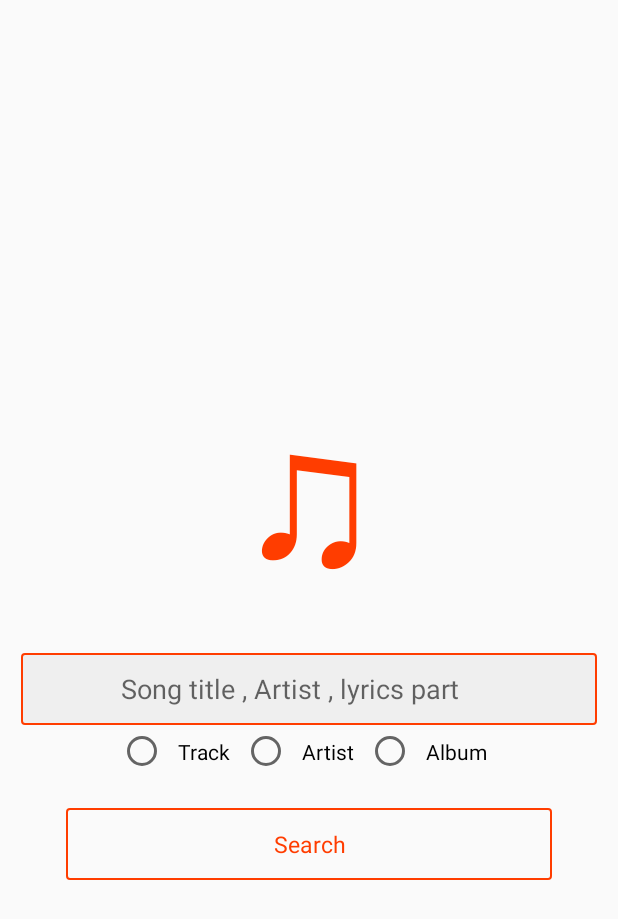
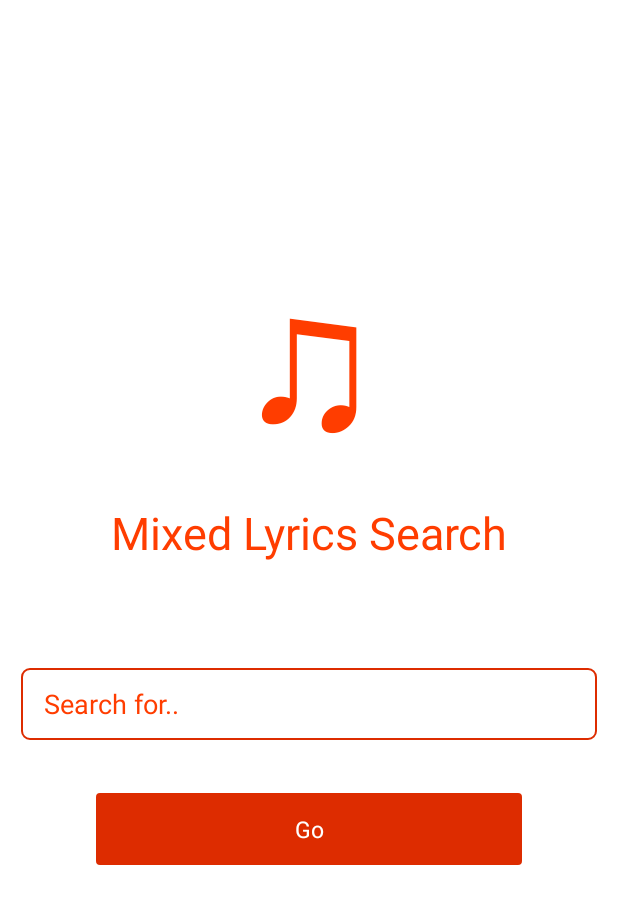
Before and after one commit to bxute/MLS, an Android app: the screen it shows after launch (Home), on a phone screen of 412 x 824 dp. Shown: the top 919 px of the screen. Run offline under Robolectric (Android 15) with nearby library versions, the light colour scheme and no system bars.

Commit message:
final touch

```diff
--- a/app/src/main/AndroidManifest.xml
+++ b/app/src/main/AndroidManifest.xml
@@ -5,7 +5,7 @@
     <uses-permission android:name="android.permission.INTERNET"/>
     <application
         android:allowBackup="true"
-        android:icon="@mipmap/ic_launcher"
+        android:icon="@mipmap/icon"
         android:label="@string/app_name"
         android:theme="@style/AppTheme" >
         <activity
@@ -14,10 +14,9 @@
         </activity>
         <activity
             android:name=".Home"
-            android:label="@string/title_activity_home" >
+            android:label="MLS" >
             <intent-filter>
                 <action android:name="android.intent.action.MAIN" />
-
                 <category android:name="android.intent.category.LAUNCHER" />
             </intent-filter>
         </activity>
--- a/app/src/main/java/com/example/ankit/mixlyrics/Config.java
+++ b/app/src/main/java/com/example/ankit/mixlyrics/Config.java
@@ -4,5 +4,5 @@ package com.example.ankit.mixlyrics;
  * Created by Ankit on 7/28/2016.
  */
 public class Config {
-public static String URl = "http://192.168.43.137:5000/";
+    public static String URl = "http://10.100.95.31:5000/";
 }
--- a/app/src/main/res/drawable/button.xml
+++ b/app/src/main/res/drawable/button.xml
@@ -5,6 +5,7 @@
     >
     <size android:width="100dp" android:height="20dp"></size>
     <corners android:radius="4dp"></corners>
-    <stroke android:color="@color/ButtonBorder" android:width="1dp"></stroke>
-    <solid android:color="@color/ButtonColor"></solid>
+    <stroke android:color="@color/PrimaryColorDark"
+        android:width="1dp"></stroke>
+    <solid android:color="@color/White"></solid>
     </shape>
--- a/app/src/main/res/drawable/home_search_input.xml
+++ b/app/src/main/res/drawable/home_search_input.xml
@@ -3,7 +3,8 @@
     android:shape="rectangle"
     xmlns:android="http://schemas.android.com/apk/res/android" >
     <size android:width="200dp" android:height="48dp"/>
-    <corners android:radius="2dp"/>
-    <solid android:color="#efefef"/>
-    <stroke android:color="@color/PrimaryColor" android:width="1dp"/>
+    <corners android:radius="5dp"/>
+    <solid android:color="@color/White"/>
+    <stroke android:color="@color/PrimaryColorDark"
+        android:width="1dp"/>
 </shape>
--- a/app/src/main/res/layout/activity_home.xml
+++ b/app/src/main/res/layout/activity_home.xml
@@ -1,76 +1,72 @@
 <RelativeLayout xmlns:android="http://schemas.android.com/apk/res/android"
-    xmlns:tools="http://schemas.android.com/tools" android:layout_width="match_parent"
+    xmlns:tools="http://schemas.android.com/tools"
+    android:layout_width="match_parent"
     android:layout_height="match_parent"
     tools:context="com.example.ankit.mixlyrics.Home">
 
     <LinearLayout
-        android:padding="4dp"
-        android:orientation="vertical"
         android:layout_width="match_parent"
         android:layout_height="match_parent"
-        android:gravity="center_vertical">
+        android:background="@color/White"
+        android:gravity="center_vertical"
+        android:orientation="vertical"
+        android:padding="4dp">
+
         <TextView
-            android:textSize="@dimen/mls_font_size_home"
-            android:layout_marginBottom="20dp"
+            android:layout_width="wrap_content"
+            android:layout_height="wrap_content"
+            android:layout_gravity="center_horizontal"
+            android:layout_marginBottom="10dp"
+            android:layout_marginTop="-100dp"
+            android:text="@string/logo_character"
             android:textColor="@color/PrimaryColor"
-            android:layout_gravity="center_horizontal"
-            android:text="@string/logo_character"
-            android:layout_width="wrap_content"
-            android:layout_height="wrap_content" />
+            android:textSize="@dimen/mls_font_size_home" />
+
+        <TextView
+            android:layout_width="match_parent"
+            android:layout_height="wrap_content"
+            android:layout_gravity="center"
+            android:layout_marginBottom="70dp"
+            android:gravity="center"
+            android:text="Mixed Lyrics Search"
+            android:textColor="@color/PrimaryColor"
+            android:textColorHighlight="@color/PrimaryColor"
+            android:textSize="30dp" />
 
         <EditText
             android:id="@+id/home_search_input"
-            android:hint="\t\t\t\t\tSong title , Artist , lyrics part"
+            android:layout_width="match_parent"
+            android:layout_height="wrap_content"
             android:layout_marginLeft="10dp"
             android:layout_marginRight="10dp"
             android:background="@drawable/home_search_input"
-            android:layout_width="match_parent"
-            android:layout_height="wrap_content"
-            android:gravity="center_vertical" />
-        <LinearLayout
-            android:layout_gravity="center_horizontal"
-            android:layout_width="wrap_content"
-            android:layout_height="wrap_content">
-            <RadioGroup
-                android:id="@+id/search_method_radio"
-                android:orientation="horizontal"
-                android:layout_width="match_parent"
-                android:layout_height="wrap_content">
-                <RadioButton
-                    android:padding="8dp"
-                    android:text="Track"
-                    android:layout_width="wrap_content"
-                    android:layout_height="wrap_content" />
-                <RadioButton
-                    android:padding="8dp"
-                    android:text="Artist"
-                    android:layout_width="wrap_content"
-                    android:layout_height="wrap_content" />
-                <RadioButton
-                    android:padding="8dp"
-                    android:text="Album"
-                    android:layout_width="wrap_content"
-                    android:layout_height="wrap_content" />
-            </RadioGroup>
-
-        </LinearLayout>
-
-        <Space
-            android:layout_width="match_parent"
-            android:layout_height="20dp" />
+            android:ems="10"
+            android:gravity="center_vertical"
+            android:hint="Search for.."
+            android:imeOptions="actionSearch"
+            android:paddingLeft="15dp"
+            android:paddingRight="15dp"
+            android:singleLine="true"
+            android:textColor="@color/PrimaryColorDark"
+            android:textColorHint="@color/PrimaryColor"
+            android:textCursorDrawable="@null" />
 
         <TextView
+            android:id="@+id/fire_search_home"
+            android:layout_width="match_parent"
+            android:layout_height="48dp"
+            android:layout_marginLeft="60dp"
+            android:layout_marginRight="60dp"
+            android:layout_marginTop="35dp"
+            android:background="@drawable/home_search_btn"
+            android:backgroundTint="@color/PrimaryColorDark"
             android:elevation="2dp"
-            android:id="@+id/fire_search_home"
-            android:textColor="@color/PrimaryColor"
-            android:textSize="15dp"
-            android:layout_marginLeft="40dp"
-            android:layout_marginRight="40dp"
             android:gravity="center"
-            android:background="@drawable/home_search_btn"
-            android:text="Search"
-            android:layout_width="match_parent"
-            android:layout_height="48dp" />
+            android:imeOptions="actionDone"
+            android:text="Go"
+            android:textColor="@color/White"
+            android:textCursorDrawable="@null"
+            android:textSize="15dp" />
     </LinearLayout>
 
 
--- a/app/src/main/res/values/color.xml
+++ b/app/src/main/res/values/color.xml
@@ -1,7 +1,7 @@
 <?xml version="1.0" encoding="utf-8"?>
 <resources>
     <color name="PrimaryColor">#FF3D00</color>
-    <color name="PrimaryColorDark">#ee2c00</color>
+    <color name="PrimaryColorDark">#DD2C00</color>
     <color name="White">#FFFFFF</color>
     <color name="TittleColor">#1a0dab</color>
     <color name="LinkColor">#006621</color>
--- a/app/src/main/res/values/strings.xml
+++ b/app/src/main/res/values/strings.xml
@@ -1,5 +1,5 @@
 <resources>
-    <string name="app_name">Mix Lyrics</string>
+    <string name="app_name">Mix Lyrics Search</string>
     <string name="action_settings">Settings</string>
     <string name="title_activity_home">Home</string>
     <string name="logo_character">Mixed Lyrics Search</string>
```
Also changed, not shown: app/src/main/java/com/example/ankit/mixlyrics/Home.java (+14 -16 lines), app/src/main/java/com/example/ankit/mixlyrics/SearchActivity.java (+19 -1 lines), app/src/main/res/layout/activity_search.xml (+59 -32 lines), app/src/main/res/mipmap-hdpi/icon.png (added), 1 other file.
